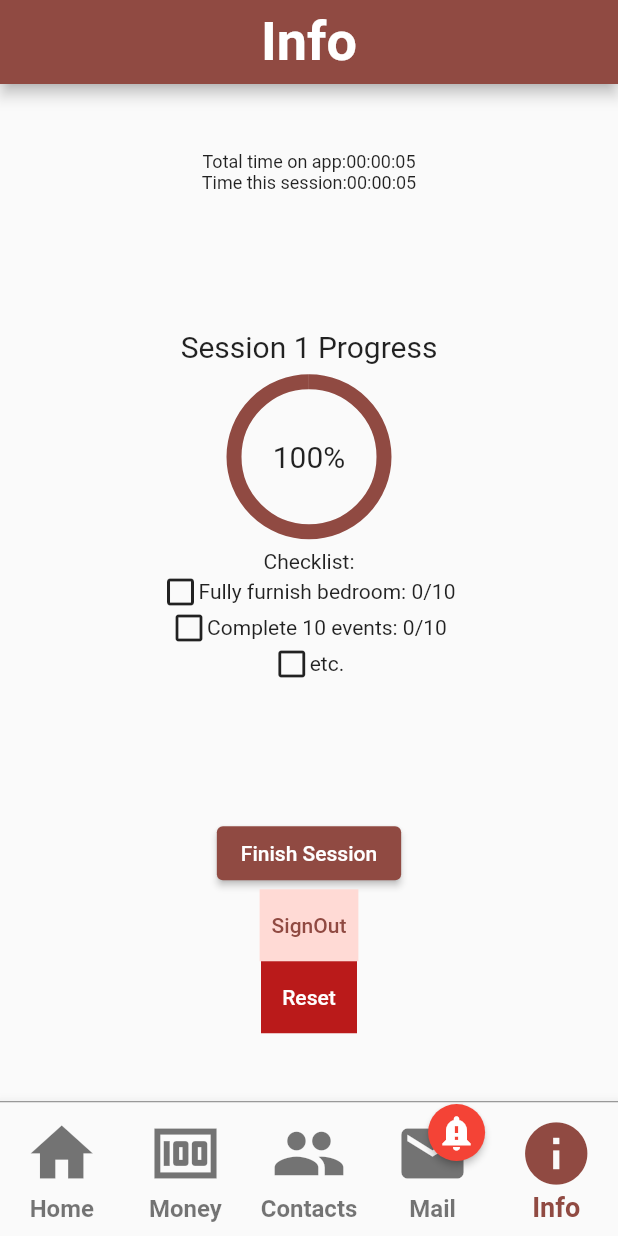
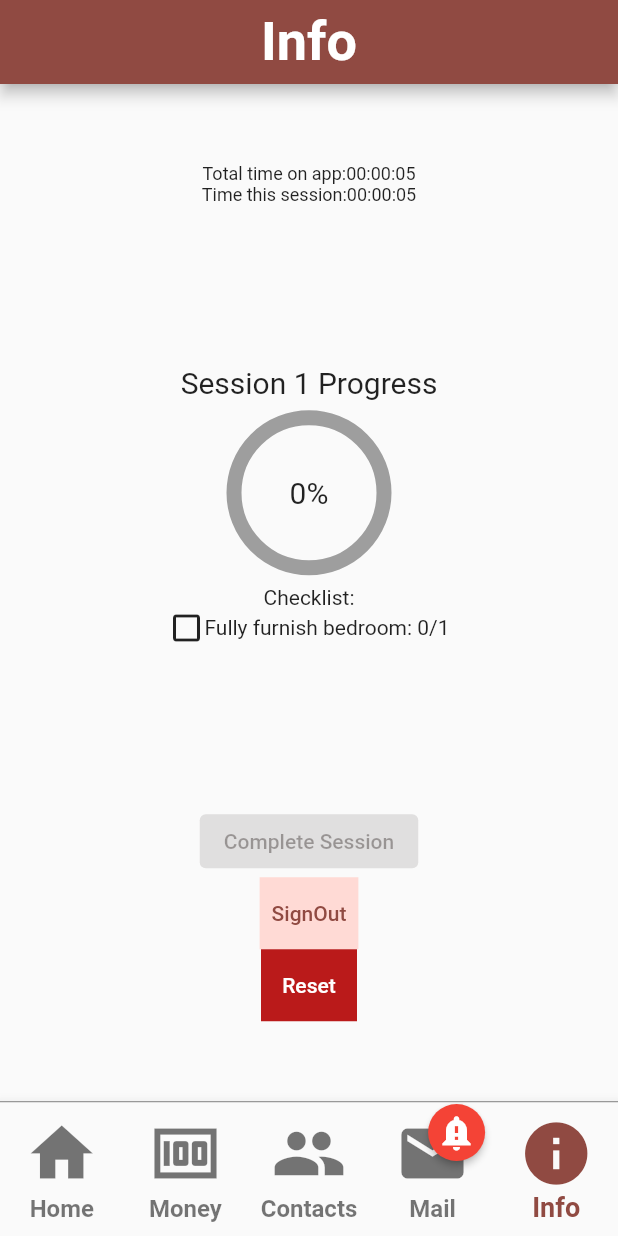
Before and after one commit to Blaemerson/Project-Mercury, a Flutter app: the screen it shows once a user with an empty profile is signed in, item 5 of the bottom bar chosen, on a phone screen of 412 x 824 dp. Run offline on Flutter 3.47's test engine with Material 2 defaults, Android fonts, the phone set to English and light mode, and no system bars; drawn by our look-alikes of badges; our stand-ins replace cloud_firestore, firebase_analytics, firebase_auth, firebase_core, flutter_speed_dial, get_it and 1 more; missing offline and left inert: flutterfire_ui; accounts and stored records are empty.

Commit message:
Track room furnishing progress

```diff
--- a/lib/pages/homePage/room_data.dart
+++ b/lib/pages/homePage/room_data.dart
@@ -6,7 +6,6 @@ class Rooms {
   set(Room? room) {
     _room = room;
   }
-
   Room? get room => _room;
 
   final List<Room> _rooms = [
--- a/lib/pages/infoPage/info_page.dart
+++ b/lib/pages/infoPage/info_page.dart
@@ -5,6 +5,7 @@ import 'package:projectmercury/resources/event_controller.dart';
 import 'package:projectmercury/resources/firestore_methods.dart';
 import 'package:projectmercury/resources/locator.dart';
 import 'package:projectmercury/resources/time_controller.dart';
+import 'package:projectmercury/widgets/room.dart';
 import 'package:provider/provider.dart';
 
 class InfoPage extends StatefulWidget {
@@ -22,8 +23,21 @@ class _InfoPageState extends State<InfoPage> {
     final FirestoreMethods _firestore = locator.get<FirestoreMethods>();
 
 // TODO: calculate session progress
-    double progress = 1;
     int session = locator.get<EventController>().session;
+
+    Room sessionRoom = locator
+        .get<Rooms>()
+        .rooms
+        .where((element) => element.unlockOrder == session)
+        .first;
+    var dynamicSlots = sessionRoom.items.where((element) => element.variant != '');
+    int slotsTotal =
+        dynamicSlots.length;
+    int slotsFilled = dynamicSlots
+        .where((element) => element.variant != null)
+        .length;
+    double progress = slotsTotal != 0 ? slotsFilled / slotsTotal : 1;
+    // progress = 1; // override progress for testing
 
     return ChangeNotifierProvider.value(
       value: _timer,
@@ -84,6 +98,7 @@ class _InfoPageState extends State<InfoPage> {
                         width: 100,
                         height: 100,
                         child: CircularProgressIndicator(
+                          backgroundColor: Colors.grey,
                           value: progress,
                           strokeWidth: 10,
                         ),
@@ -99,23 +114,11 @@ class _InfoPageState extends State<InfoPage> {
                   Row(
                     mainAxisAlignment: MainAxisAlignment.center,
                     children: [
-                      const Icon(Icons.check_box_outline_blank),
+                      slotsFilled == slotsTotal
+                          ? const Icon(Icons.check_box_outlined)
+                          : const Icon(Icons.check_box_outline_blank),
                       Text(
-                          'Fully furnish ${locator.get<Rooms>().rooms.where((room) => room.unlockOrder == session).first.name}: 0/10'),
-                    ],
-                  ),
-                  Row(
-                    mainAxisAlignment: MainAxisAlignment.center,
-                    children: const [
-                      Icon(Icons.check_box_outline_blank),
-                      Text('Complete 10 events: 0/10'),
-                    ],
-                  ),
-                  Row(
-                    mainAxisAlignment: MainAxisAlignment.center,
-                    children: const [
-                      Icon(Icons.check_box_outline_blank),
-                      Text('etc.'),
+                          'Fully furnish ${sessionRoom.name}: $slotsFilled/$slotsTotal'),
                     ],
                   ),
                 ],
@@ -133,7 +136,7 @@ class _InfoPageState extends State<InfoPage> {
                             }
                           }
                         : null,
-                    child: const Text('Finish Session'),
+                    child: const Text('Complete Session'),
                   ),
                   Container(
                     color: Theme.of(context).colorScheme.primaryContainer,
--- a/lib/widgets/furniture_card.dart
+++ b/lib/widgets/furniture_card.dart
@@ -11,7 +11,7 @@ class FurnitureCard extends StatelessWidget {
 
   @override
   Widget build(BuildContext context) {
-    final bool _debugBox = false;
+    const bool _debugBox = false;
     return Container(
       color: _debugBox ? Colors.red : Colors.transparent,
       child: furniture.variant != null
```
Also changed, not shown: lib/resources/auth_methods.dart (+0 -49 lines), 1 other file.
